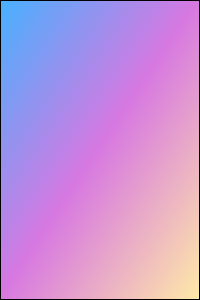
First picture: the form in Data/src/ui/backcard.ui, repository NE-student/CardGames, before the edit.
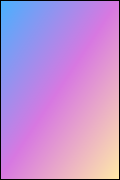
Second picture: the form after the edit.

Diff of the .ui file:
```diff
--- a/Data/src/ui/backcard.ui
+++ b/Data/src/ui/backcard.ui
@@ -6,8 +6,8 @@
    <rect>
     <x>0</x>
     <y>0</y>
-    <width>200</width>
-    <height>300</height>
+    <width>120</width>
+    <height>180</height>
    </rect>
   </property>
   <property name="minimumSize">
@@ -18,8 +18,8 @@
   </property>
   <property name="maximumSize">
    <size>
-    <width>200</width>
-    <height>300</height>
+    <width>120</width>
+    <height>180</height>
    </size>
   </property>
   <property name="windowTitle">
```
